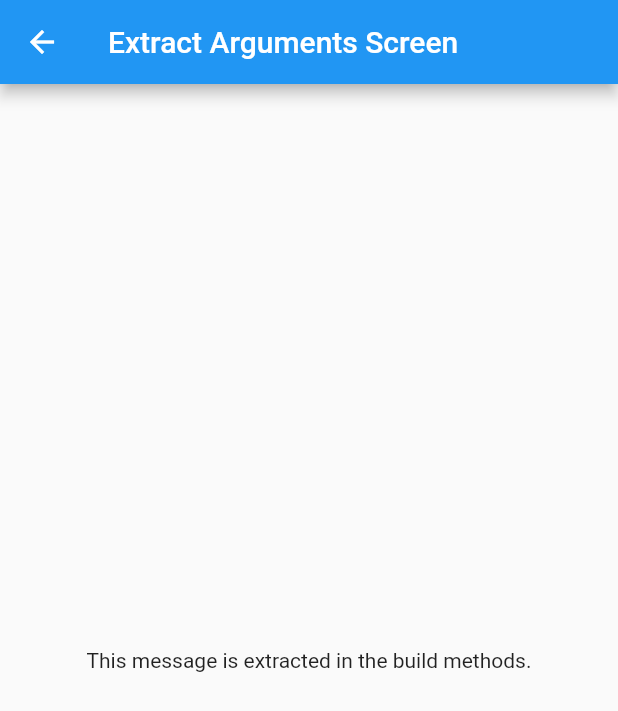
After one commit to yama-koo/flutter-example, a Flutter app: the screen it shows after launch, after a tap on "Navigate to screen that extracts argumen", on a phone screen of 412 x 824 dp. The commit adds this screen. Shown: the top 711 px of the screen. Run offline on Flutter 3.47's test engine with Material 2 defaults, Android fonts, the phone set to English and light mode, and no system bars.

Commit message:
route and screen

```diff
--- a/app/lib/main.dart
+++ b/app/lib/main.dart
@@ -1,4 +1,7 @@
+import 'package:app/routes.dart';
+import 'package:app/screens.dart';
 import 'package:flutter/material.dart';
+import 'bottom_bar.dart';
 
 void main() => runApp(MyApp());
 
@@ -8,54 +11,44 @@ class MyApp extends StatelessWidget {
   Widget build(BuildContext context) {
     return MaterialApp(
       title: 'Flutter layout demo',
-      home: Scaffold(
-        appBar: AppBar(
-          title: Text('真っ白なキャンパス'),
-        ),
-        body: Container(
-          child: ListView.builder(
-            itemBuilder: (BuildContext context, int index) {
-              return ListTile(
-                title: Text(listItem[index % 6]),
-                key: UniqueKey(),
+      // initialRoute: '/',
+      routes: {
+        // '/': (context) => FirstScreen(),
+        // '/second': (context) => SecondScreen(),
+        ExtractArgumentsScreen.routeName: (context) => ExtractArgumentsScreen(),
+      },
+      onGenerateRoute: (settings) {
+        if (settings.name == PassArgumentsScreen.routeName) {
+          final ScreenArguments args = settings.arguments;
+          return MaterialPageRoute(
+            builder: (context) {
+              return PassArgumentsScreen(
+                title: args.title,
+                message: args.message,
               );
             },
-            itemCount: 200,
-          ),
-        ),
-        bottomNavigationBar: BottomBar(),
-      ),
+          );
+        }
+      },
+      home: HomeScreen(),
+      // home: FirstRoute(),
+      // Scaffold(
+      //   appBar: AppBar(
+      //     title: Text('真っ白なキャンパス'),
+      //   ),
+      //   body: Container(
+      //     child: ListView.builder(
+      //       itemBuilder: (BuildContext context, int index) {
+      //         return ListTile(
+      //           title: Text(listItem[index % 6]),
+      //           key: UniqueKey(),
+      //         );
+      //       },
+      //       itemCount: 200,
+      //     ),
+      //   ),
+      //   bottomNavigationBar: BottomBar(),
+      // ),
     );
   }
 }
-
-class BottomBar extends StatefulWidget {
-  _BottomBarState createState() => _BottomBarState();
-}
-
-class _BottomBarState extends State<BottomBar> {
-  int currentIndex = 0;
-
-  void onTap(int index) {
-    setState(() {
-      currentIndex = index;
-    });
-  }
-
-  Widget build(BuildContext context) {
-    return BottomNavigationBar(
-      items: [
-        BottomNavigationBarItem(
-          icon: Icon(Icons.home),
-          title: Text('home'),
-        ),
-        BottomNavigationBarItem(
-          icon: Icon(Icons.settings),
-          title: Text('setting'),
-        ),
-      ],
-      currentIndex: currentIndex,
-      onTap: onTap,
-    );
-  }
-}
--- /dev/null
+++ b/app/lib/screens.dart
@@ -0,0 +1,133 @@
+import 'package:flutter/material.dart';
+
+class FirstScreen extends StatelessWidget {
+  @override
+  Widget build(BuildContext context) {
+    return Scaffold(
+      appBar: AppBar(
+        title: Text('First screen'),
+      ),
+      body: Center(
+        child: RaisedButton(
+          child: Text('Launch screen'),
+          onPressed: () {
+            Navigator.pushNamed(context, '/second');
+          },
+        ),
+      ),
+    );
+  }
+}
+
+class SecondScreen extends StatelessWidget {
+  @override
+  Widget build(BuildContext context) {
+    return Scaffold(
+      appBar: AppBar(
+        title: Text('Second screen'),
+      ),
+      body: Center(
+        child: RaisedButton(
+          child: Text('Go back!'),
+          onPressed: () {
+            Navigator.pop(context);
+          },
+        ),
+      ),
+    );
+  }
+}
+
+class HomeScreen extends StatelessWidget {
+  @override
+  Widget build(BuildContext context) {
+    return Scaffold(
+      appBar: AppBar(
+        title: Text('Home screen'),
+      ),
+      body: Center(
+        child: Column(
+          mainAxisAlignment: MainAxisAlignment.center,
+          children: <Widget>[
+            RaisedButton(
+              child: Text('Navigate to screen that extracts arguments'),
+              onPressed: () {
+                Navigator.pushNamed(
+                  context,
+                  ExtractArgumentsScreen.routeName,
+                  arguments: ScreenArguments(
+                    'Extract Arguments Screen',
+                    'This message is extracted in the build methods.',
+                  ),
+                );
+              },
+            ),
+            RaisedButton(
+              child: Text('Navigate to a named that accepts arguments'),
+              onPressed: () {
+                Navigator.pushNamed(
+                  context,
+                  PassArgumentsScreen.routeName,
+                  arguments: ScreenArguments(
+                    'Accept Arguments Screen',
+                    'This message is etracted in the onGenerateRoute function.',
+                  ),
+                );
+              },
+            ),
+          ],
+        ),
+      ),
+    );
+  }
+}
+
+class ScreenArguments {
+  final String title;
+  final String message;
+
+  ScreenArguments(this.title, this.message);
+}
+
+class ExtractArgumentsScreen extends StatelessWidget {
+  static const routeName = '/extractArguments';
+
+  @override
+  Widget build(BuildContext context) {
+    final ScreenArguments args = ModalRoute.of(context).settings.arguments;
+
+    return Scaffold(
+      appBar: AppBar(
+        title: Text(args.title),
+      ),
+      body: Center(
+        child: Text(args.message),
+      ),
+    );
+  }
+}
+
+class PassArgumentsScreen extends StatelessWidget {
+  static const routeName = '/passArguments';
+
+  final String title;
+  final String message;
+
+  const PassArgumentsScreen({
+    Key key,
+    @required this.title,
+    @required this.message,
+  }) : super(key: key);
+
+  @override
+  Widget build(BuildContext context) {
+    return Scaffold(
+      appBar: AppBar(
+        title: Text(title),
+      ),
+      body: Center(
+        child: Text(message),
+      ),
+    );
+  }
+}
```
Also changed, not shown: app/lib/bottom_bar.dart (added, +32 -0 lines), app/lib/routes.dart (added, +44 -0 lines).
